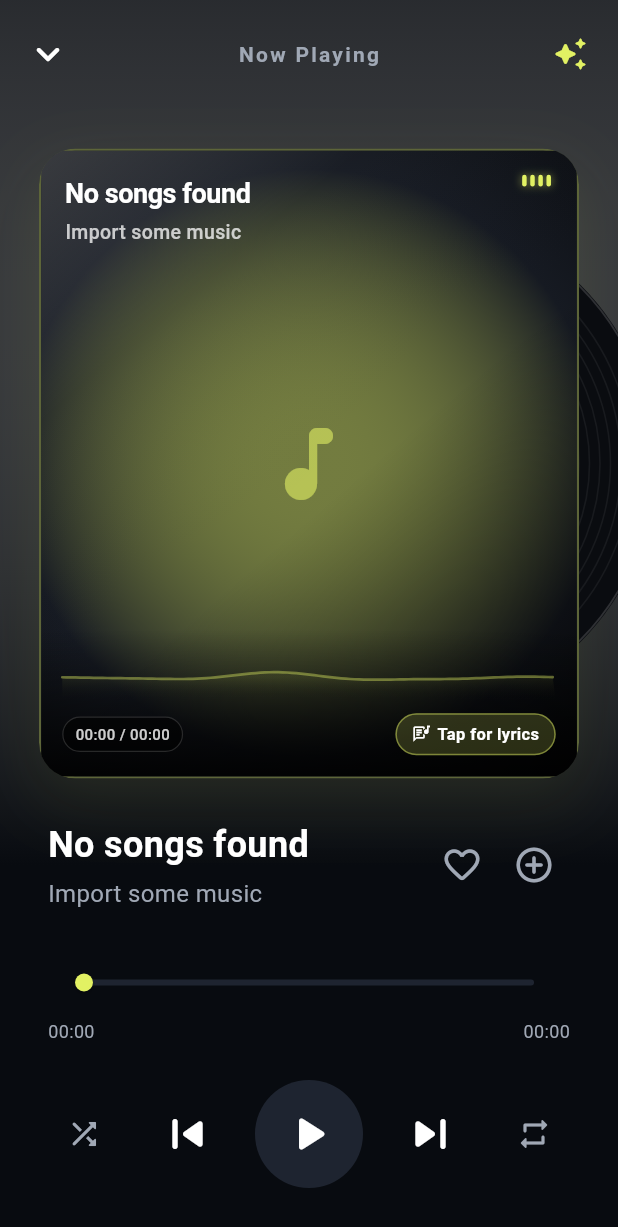
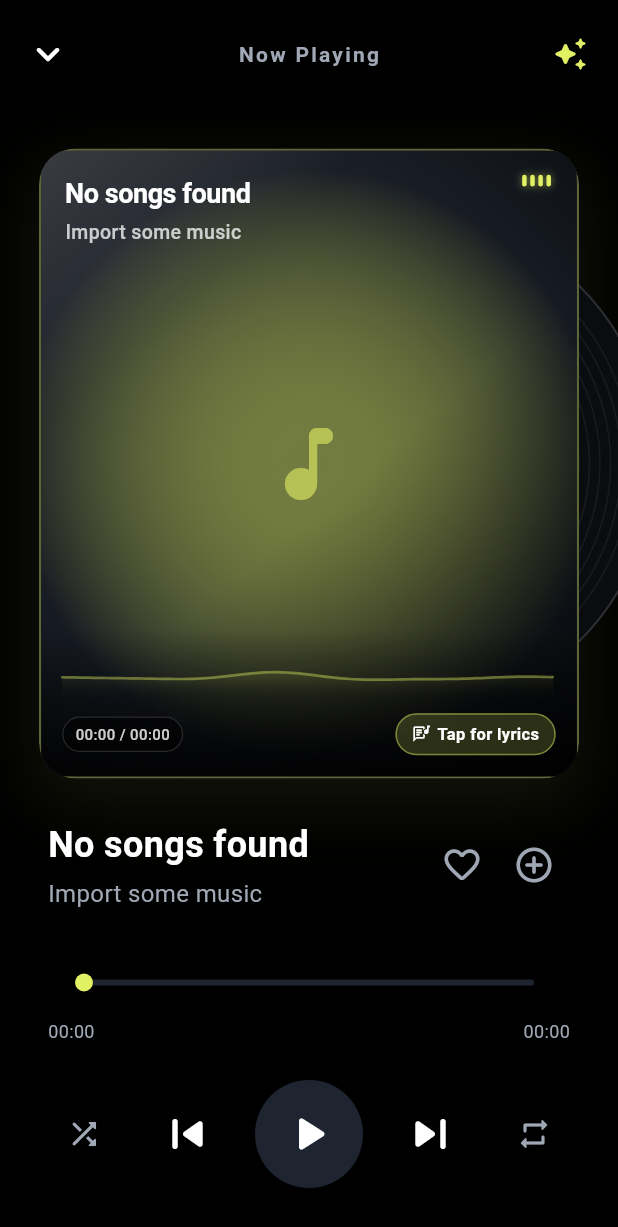
Before and after one commit to Alisonpinto/Songify, a Flutter app: the screen it shows after launch, after a tap on "No songs found", on a phone screen of 412 x 824 dp. Shown: the top 1227 px of the screen. Run offline on Flutter 3.47's test engine with Material 3 defaults, Android fonts, the phone set to English and light mode, and no system bars; our stand-ins replace flutter_dotenv, just_audio, just_audio_background, on_audio_query, permission_handler, shared_preferences and 1 more; missing offline and left inert: jiosaavn, random_avatar; accounts and stored records are empty.

Commit message:
fixed app bg color to black

```diff
--- a/lib/main.dart
+++ b/lib/main.dart
@@ -1,11 +1,9 @@
-import 'dart:ui';
 import 'package:flutter/material.dart';
 import 'package:provider/provider.dart';
 import 'theme.dart';
 import 'providers/app_state.dart';
 import 'screens/splash_screen.dart';
 import 'screens/home_screen.dart';
-import 'screens/album_detail_screen.dart';
 import 'screens/library_screen.dart';
 import 'screens/discover_screen.dart';
 import 'screens/profile_screen.dart';
@@ -110,21 +108,7 @@ class _MainShellState extends State<MainShell> {
 
         return Scaffold(
           backgroundColor: AppTheme.darkBackground,
-          body: AnimatedContainer(
-            duration: const Duration(milliseconds: 800),
-            curve: Curves.easeInOut,
-            decoration: BoxDecoration(
-              gradient: LinearGradient(
-                begin: Alignment.topCenter,
-                end: Alignment.bottomCenter,
-                colors: [
-                  glowColor.withValues(alpha: 0.22),
-                  AppTheme.darkBackground,
-                ],
-                stops: const [0.0, 0.7],
-              ),
-            ),
-            child: IndexedStack(
+          body: IndexedStack(
             index: state.currentTab,
             children: const [
               HomeScreen(),
@@ -132,7 +116,6 @@ class _MainShellState extends State<MainShell> {
               LibraryScreen(),
               ProfileScreen(),
             ],
-            ),
           ),
           bottomNavigationBar: Column(
             mainAxisSize: MainAxisSize.min,
--- a/lib/providers/app_state.dart
+++ b/lib/providers/app_state.dart
@@ -76,7 +76,7 @@ class AppState extends ChangeNotifier {
   Duration? _currentDuration;
   final _supabase = Supabase.instance.client;
   List<String> _albumNamesCache = [];
-  Map<String, List<int>> _albumTracksCache = {};
+  final Map<String, List<int>> _albumTracksCache = {};
 
   StreamSubscription<AuthState>? _authStateSub;
   bool get isLoggedIn => _supabase.auth.currentUser != null;
@@ -354,7 +354,7 @@ class AppState extends ChangeNotifier {
       final patterns = ['waves', 'vinyl', 'spheres', 'grid'];
       final colors = [Colors.red, Colors.blue, Colors.green, Colors.purple, Colors.orange];
       final random = math.Random();
-      final localTracks = songs.where((s) => s.isMusic == true && s.data != null).map((song) {
+      final localTracks = songs.where((s) => s.isMusic == true).map((song) {
         return Track(
           id: song.id,
           title: song.title,
@@ -517,8 +517,8 @@ class AppState extends ChangeNotifier {
 
     try {
       final searchResult = await _jio.search.songs(query);
-      if (searchResult != null && searchResult.results != null && searchResult.results!.isNotEmpty) {
-        final songIds = searchResult.results!.map((s) => s.id!).toList();
+      if (searchResult.results.isNotEmpty) {
+        final songIds = searchResult.results.map((s) => s.id).toList();
         final List<SongResponse> detailedSongs = await _jio.songs.detailsById(songIds);
 
         final List<Track> tracks = [];
@@ -589,7 +589,7 @@ class AppState extends ChangeNotifier {
         queryParameters: {'listid': playlistId},
       );
       final playlist = Playlist.fromJson(response);
-      final songIds = playlist.songs.map((s) => s.id!).toList();
+      final songIds = playlist.songs.map((s) => s.id).toList();
       if (songIds.isEmpty) return [];
 
       final List<SongResponse> detailedSongs = await _jio.songs.detailsById(songIds);
--- a/lib/screens/discover_screen.dart
+++ b/lib/screens/discover_screen.dart
@@ -246,7 +246,7 @@ class _DiscoverScreenState extends State<DiscoverScreen> {
                 showAddToAlbumSheet(context, track, state);
               },
             );
-          }).toList(),
+          }),
         ],
         if (_playlistResults.isNotEmpty) ...[
           const Padding(
@@ -307,7 +307,7 @@ class _DiscoverScreenState extends State<DiscoverScreen> {
                 );
               },
             );
-          }).toList(),
+          }),
         ],
         const SizedBox(height: 32),
       ],
--- a/lib/screens/now_playing_screen.dart
+++ b/lib/screens/now_playing_screen.dart
@@ -77,20 +77,8 @@ class NowPlayingScreen extends StatelessWidget {
 
         return Scaffold(
           backgroundColor: AppTheme.darkBackground,
-          body: Container(
-            decoration: BoxDecoration(
-              gradient: LinearGradient(
-                begin: Alignment.topCenter,
-                end: Alignment.bottomCenter,
-                colors: [
-                  track.primaryColor.withOpacity(0.22),
-                  AppTheme.darkBackground,
-                ],
-                stops: const [0.0, 0.7],
-              ),
-            ),
-            child: SafeArea(
-              child: Column(
+          body: SafeArea(
+            child: Column(
               children: [
                 // Header
                 Padding(
@@ -311,8 +299,7 @@ class NowPlayingScreen extends StatelessWidget {
             ],
           ),
         ),
-      ),
-    );
+      );
       },
     );
   }
--- a/lib/screens/profile_screen.dart
+++ b/lib/screens/profile_screen.dart
@@ -13,7 +13,7 @@ class ProfileScreen extends StatelessWidget {
   @override
   Widget build(BuildContext context) {
     return Scaffold(
-      backgroundColor: Colors.transparent,
+      backgroundColor: AppTheme.darkBackground,
       body: Consumer<AppState>(
         builder: (context, state, child) {
           final glowColor = MiniPlayer.getTrackColor(state.currentTrack);
@@ -29,21 +29,8 @@ class ProfileScreen extends StatelessWidget {
                   background: Stack(
                     fit: StackFit.expand,
                     children: [
-                      // Cool blurred gradient background based on profile
-                      Container(
-                        decoration: BoxDecoration(
-                          gradient: RadialGradient(
-                            center: const Alignment(0.0, -0.8),
-                            radius: 1.2,
-                            colors: [
-                              glowColor.withValues(alpha: 0.25),
-                              glowColor.withValues(alpha: 0.05),
-                              AppTheme.darkBackground,
-                            ],
-                            stops: const [0.0, 0.4, 1.0],
-                          ),
-                        ),
-                      ),
+                      // Removed dynamic background
+                      Container(color: AppTheme.darkBackground),
                       // Bottom fade to remove any hard lines between header and body
                       Container(
                         decoration: BoxDecoration(
--- a/lib/theme.dart
+++ b/lib/theme.dart
@@ -1,7 +1,7 @@
 import 'package:flutter/material.dart';
 
 class AppTheme {
-  static const Color darkBackground = Color(0xFF080B10);
+  static const Color darkBackground = Color(0xFF000000);
   static const Color darkSurface = Color(0xFF13171F);
   static const Color darkCard = Color(0xFF1E2430);
 
@@ -21,7 +21,6 @@ class AppTheme {
         primary: primaryYellow,
         secondary: secondaryYellow,
         surface: darkSurface,
-        background: darkBackground,
       ),
       useMaterial3: true,
       fontFamily: 'Roboto', // Ideally we'd add Inter or similar
--- a/lib/widgets/mini_player.dart
+++ b/lib/widgets/mini_player.dart
@@ -2,7 +2,6 @@ import 'package:flutter/material.dart';
 import 'package:provider/provider.dart';
 import '../providers/app_state.dart';
 import '../models/track.dart';
-import '../theme.dart';
 import '../widgets/procedural_album_art.dart';
 import '../screens/now_playing_screen.dart';
 
--- a/lib/widgets/procedural_album_art.dart
+++ b/lib/widgets/procedural_album_art.dart
@@ -2,7 +2,6 @@ import 'package:flutter/material.dart';
 import 'dart:math' as math;
 import '../models/track.dart';
 import '../theme.dart';
-import 'dart:typed_data';
 
 class TrackThumbnail extends StatelessWidget {
   final Track track;
--- a/pubspec.yaml
+++ b/pubspec.yaml
@@ -4,7 +4,7 @@ publish_to: 'none'
 version: 0.1.0+1
 
 environment:
-  sdk: ^3.12.1
+  sdk: '>=3.0.0 <4.0.0'
 
 dependencies:
   flutter:
```
Also changed, not shown: pubspec.lock. Lines whose indentation alone changed are shown as unchanged.
